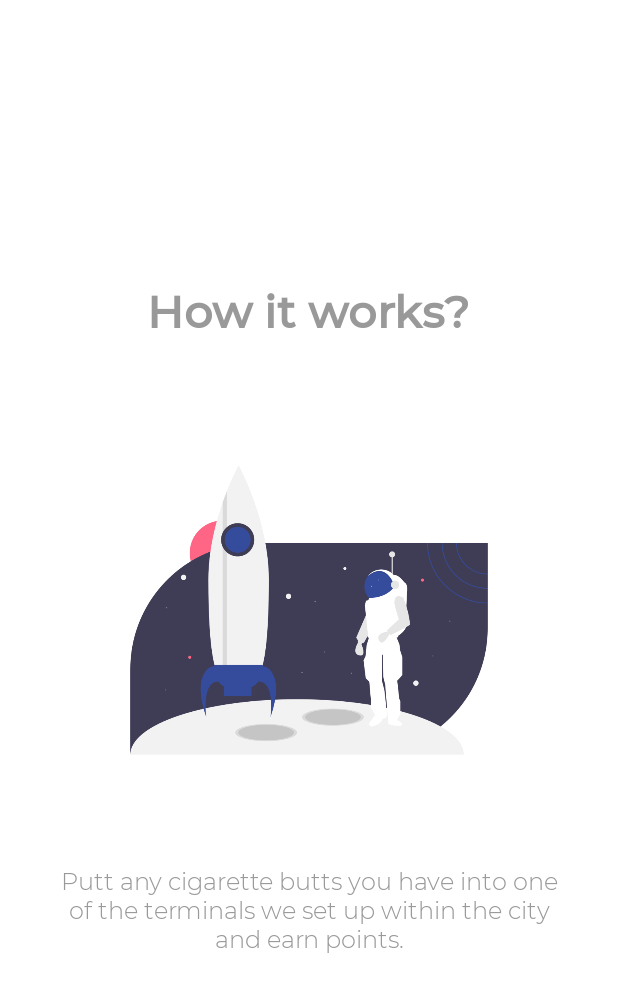
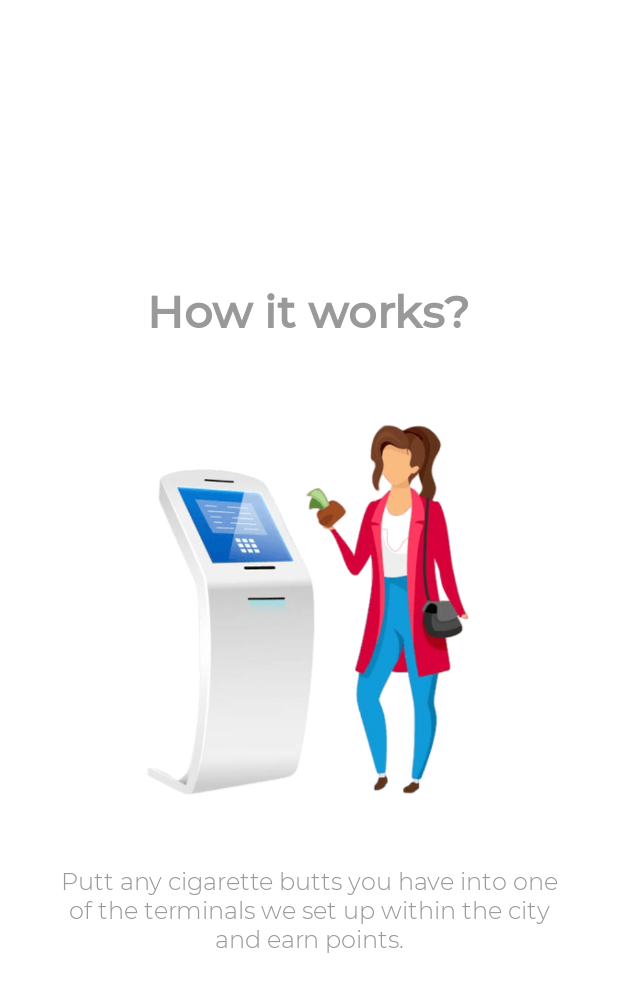
Before and after one commit to ahmedarif193/buttless-client, an Android app: the layout slide_screen2.xml on its own in the app's theme, with its tools: preview values and no code run, on a phone screen of 412 x 824 dp. Shown: the top 992 px of the screen. Run offline under Robolectric (Android 15) with nearby library versions, the light colour scheme and no system bars.

Commit message:
update slides images

```diff
--- a/app/src/main/res/layout/slide_screen1.xml
+++ b/app/src/main/res/layout/slide_screen1.xml
@@ -21,7 +21,7 @@
         <ImageView
             android:layout_width="300dp"
             android:layout_height="300dp"
-            android:src="@drawable/undraw_reading"
+            android:src="@drawable/woman_gets_points"
             android:layout_marginStart="8dp"
             android:layout_marginEnd="8dp"
             android:contentDescription="@string/slide_1_title"/>
--- a/app/src/main/res/layout/slide_screen2.xml
+++ b/app/src/main/res/layout/slide_screen2.xml
@@ -22,7 +22,7 @@
         <ImageView
             android:layout_width="300dp"
             android:layout_height="300dp"
-            android:src="@drawable/undraw_to_the_moon"
+            android:src="@drawable/woman_puts_butts"
             android:layout_marginStart="8dp"
             android:layout_marginEnd="8dp"
             android:contentDescription="@string/slide_2_title"/>
--- a/app/src/main/res/layout/slide_screen3.xml
+++ b/app/src/main/res/layout/slide_screen3.xml
@@ -22,7 +22,7 @@
         <ImageView
             android:layout_width="300dp"
             android:layout_height="300dp"
-            android:src="@drawable/undraw_with_love"
+            android:src="@drawable/undraw_reading"
             android:layout_marginStart="8dp"
             android:layout_marginEnd="8dp"
             android:contentDescription="@string/slide_3_title"/>
```
Also changed, not shown: app/src/main/res/drawable-v24/woman_gets_points.png (added), app/src/main/res/drawable-v24/woman_puts_butts.png (added).
